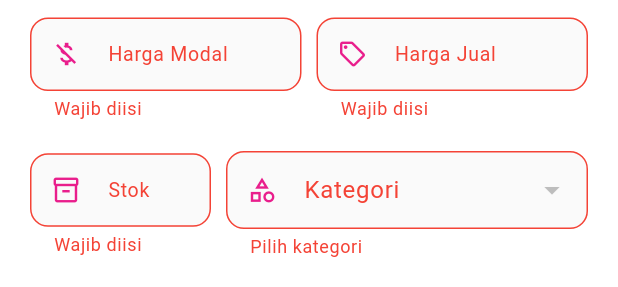
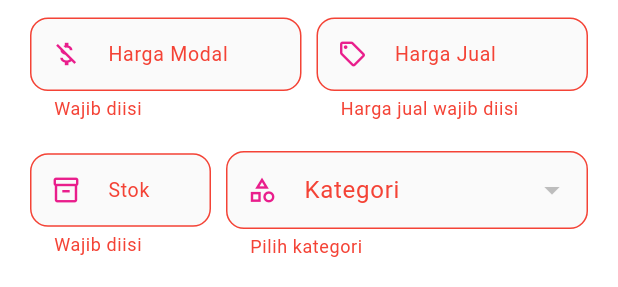
Before and after one commit to helenoktaa/dannisa_sweet_pos, a Flutter app: the _ProdukFormSheet widget shown alone on an empty page, opened directly, after a tap on "Tambah Produk", on a phone screen of 412 x 824 dp. Shown: the part 236-523 px from the top of the screen. Run offline on Flutter 3.47's test engine with Material 3 defaults, Android fonts, the phone set to English and light mode, and no system bars; our stand-ins replace dio, email_validator, equatable, flutter_secure_storage, share_plus; accounts and stored records are empty; network calls fail.

Commit message:
fix pixels kelola produk

```diff
--- a/lib/features/admin/presentation/pages/kelola_produk_page.dart
+++ b/lib/features/admin/presentation/pages/kelola_produk_page.dart
@@ -1008,7 +1008,12 @@ class _ProdukFormSheetState extends State<_ProdukFormSheet> {
         color: Colors.white,
         borderRadius: BorderRadius.vertical(top: Radius.circular(24)),
       ),
+      constraints: BoxConstraints(
+        maxHeight: MediaQuery.of(context).size.height * 0.90,
+      ),
       padding: EdgeInsets.fromLTRB(20, 0, 20, 20 + bottomInset),
+      child: SingleChildScrollView(
+        controller: ScrollController(),
         child: Column(
           mainAxisSize: MainAxisSize.min,
           children: [
@@ -1055,7 +1060,6 @@ class _ProdukFormSheetState extends State<_ProdukFormSheet> {
 
             // Form
             Flexible(
-            child: SingleChildScrollView(
               child: Form(
                 key: _formKey,
                 child: Column(
@@ -1119,8 +1123,20 @@ class _ProdukFormSheetState extends State<_ProdukFormSheet> {
                             inputFormatters: [
                               FilteringTextInputFormatter.digitsOnly,
                             ],
-                            validator: (v) =>
-                                (v?.isEmpty ?? true) ? 'Wajib diisi' : null,
+                            // Harga Jual validator
+                            validator: (v) {
+                              if (v?.isEmpty ?? true)
+                                return 'Harga jual wajib diisi';
+                              final hargaJual = double.tryParse(v!) ?? 0;
+                              if (hargaJual <= 0)
+                                return 'Harga jual harus lebih dari 0';
+                              final hargaModal =
+                                  double.tryParse(_hargaModalCtrl.text) ?? 0;
+                              if (hargaJual < hargaModal) {
+                                return 'Harga jual tidak boleh kurang dari modal';
+                              }
+                              return null;
+                            },
                           ),
                         ),
                       ],
@@ -1165,9 +1181,15 @@ class _ProdukFormSheetState extends State<_ProdukFormSheet> {
                               ),
                             ),
                             if (_labaPreview < 0)
-                              const Text(
-                                ' ⚠️ Harga jual lebih rendah dari modal!',
-                                style: TextStyle(fontSize: 11, color: _danger),
+                              const Flexible(
+                                child: Text(
+                                  ' ⚠️ Harga jual tidak boleh kurang dari modal!',
+                                  style: TextStyle(
+                                    fontSize: 11,
+                                    color: _danger,
+                                  ),
+                                  overflow: TextOverflow.ellipsis,
+                                ),
                               ),
                           ],
                         ),
@@ -1253,11 +1275,15 @@ class _ProdukFormSheetState extends State<_ProdukFormSheet> {
                       width: double.infinity,
                       height: 52,
                       child: ElevatedButton(
-                        onPressed: _isLoading ? null : _submit,
+                        onPressed: _isLoading || _labaPreview < 0
+                            ? null
+                            : _submit,
                         style: ElevatedButton.styleFrom(
                           backgroundColor: _primary,
                           foregroundColor: Colors.white,
                           elevation: 0,
+                          disabledBackgroundColor:
+                              Colors.grey.shade300,
                           shape: RoundedRectangleBorder(
                             borderRadius: BorderRadius.circular(14),
                           ),
@@ -1284,8 +1310,8 @@ class _ProdukFormSheetState extends State<_ProdukFormSheet> {
                 ),
               ),
             ),
+          ],
         ),
-        ],
       ),
     );
   }
```
Lines whose indentation alone changed are shown as unchanged.
